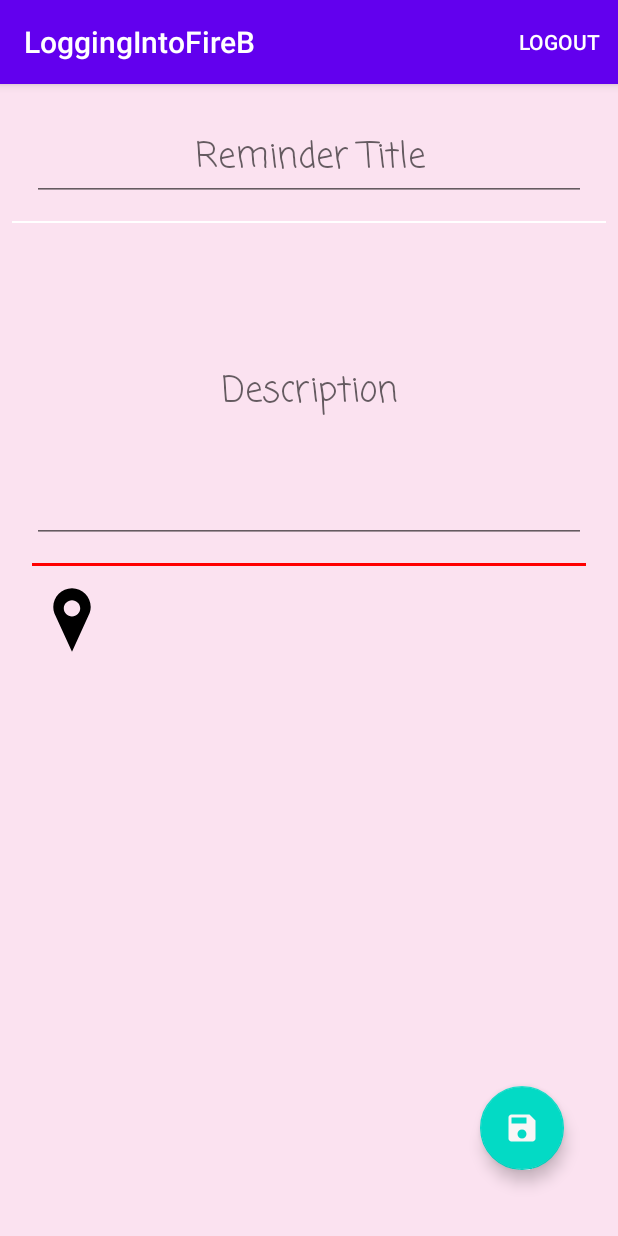
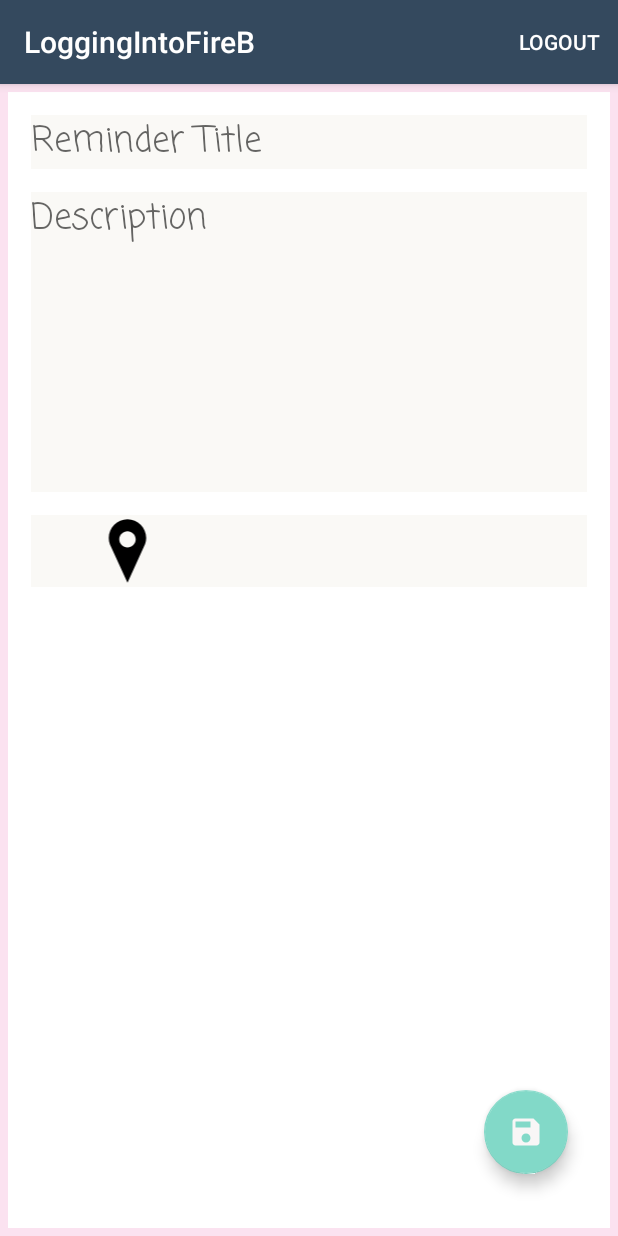
Before and after one commit to ba87688/Firebase-Map, an Android app: the fragment SavingReminderFragment placed in its activity, on a phone screen of 412 x 824 dp. Run offline under Robolectric (Android 15) with nearby library versions, the phone set to English and light mode, and no system bars; our stand-ins replace Dagger/Hilt's generated code, Firebase (no records; nobody signed in at launch, a user with empty details on screens opened directly), Room's generated code, navigation-ui; libraries missing offline, so code that uses them is left out: com.firebase.ui; 4 statements that could not run were skipped.

Commit message:
color edits

```diff
--- a/app/src/main/java/com/example2/roomapp/MainActivity.kt
+++ b/app/src/main/java/com/example2/roomapp/MainActivity.kt
@@ -3,6 +3,10 @@ package com.example2.roomapp
 import androidx.appcompat.app.AppCompatActivity
 import android.os.Bundle
 import androidx.databinding.DataBindingUtil
+import androidx.navigation.NavController
+import androidx.navigation.fragment.NavHostFragment
+import androidx.navigation.fragment.findNavController
+import androidx.navigation.ui.setupActionBarWithNavController
 import com.example2.roomapp.databinding.ActivityMainBinding
 import dagger.hilt.android.AndroidEntryPoint
 
@@ -14,10 +18,12 @@ class MainActivity : AppCompatActivity() {
 
     override fun onCreate(savedInstanceState: Bundle?) {
         super.onCreate(savedInstanceState)
+        binding = ActivityMainBinding.inflate(layoutInflater)
 
 
-        binding = ActivityMainBinding.inflate(layoutInflater)
 
         setContentView(binding.root)
     }
+
+
 }
--- a/app/src/main/java/com/example2/roomapp/fragments/login/LoginFragment.kt
+++ b/app/src/main/java/com/example2/roomapp/fragments/login/LoginFragment.kt
@@ -43,7 +43,7 @@ class LoginFragment : Fragment() {
         _binding = FragmentLoginBinding.inflate(inflater, container, false)
 
 
-        val viewModelFactory = LoginViewModelFactory ( db, application)
+        val viewModelFactory = LoginViewModelFactory ( db, application,null,this)
         viewModel = ViewModelProvider(this, viewModelFactory).get(LoginViewModel::class.java)
 
 
--- a/app/src/main/java/com/example2/roomapp/fragments/reminderlist/RemindersFragment.kt
+++ b/app/src/main/java/com/example2/roomapp/fragments/reminderlist/RemindersFragment.kt
@@ -59,7 +59,7 @@ class RemindersFragment : Fragment(), RemainderRecyclerViewAdapter.OnItemClickLi
         _binding = FragmentRemindersBinding.inflate(inflater, container, false)
 
 
-        val viewModelFactory = LoginViewModelFactory(datasource, application)
+        val viewModelFactory = LoginViewModelFactory(datasource, application,null,this)
         viewModel = ViewModelProvider(this, viewModelFactory).get(LoginViewModel::class.java)
 
 
--- a/app/src/main/java/com/example2/roomapp/fragments/reminderlist/detaileditreminder/EditReminderFragment.kt
+++ b/app/src/main/java/com/example2/roomapp/fragments/reminderlist/detaileditreminder/EditReminderFragment.kt
@@ -1,5 +1,6 @@
 package com.example2.roomapp.fragments.reminderlist.detaileditreminder
 
+import android.app.Application
 import android.os.Bundle
 import android.util.Log
 import androidx.fragment.app.Fragment
@@ -28,10 +29,10 @@ class EditReminderFragment : Fragment() {
 
     val args: EditReminderFragmentArgs by navArgs()
 
-
     @Inject
     lateinit var db:RemindersDatabase
-
+    @Inject
+    lateinit var application: Application
 
     override fun onCreateView(
         inflater: LayoutInflater, container: ViewGroup?,
@@ -40,9 +41,7 @@ class EditReminderFragment : Fragment() {
         // Inflate the layout for this fragment
         _binding = FragmentEditReminderBinding.inflate(inflater, container, false)
 
-        val application = requireNotNull(this.activity).application
-//        val dataSource = RemindersDatabase.getDatabase(application)
-        val viewModelFactory = LoginViewModelFactory(db, application)
+        val viewModelFactory = LoginViewModelFactory(db, application,null,this)
         viewModel = ViewModelProvider(this, viewModelFactory).get(LoginViewModel::class.java)
 
         val reminder = args.reminderToEdit
--- a/app/src/main/java/com/example2/roomapp/fragments/savingfragment/SavingReminderFragment.kt
+++ b/app/src/main/java/com/example2/roomapp/fragments/savingfragment/SavingReminderFragment.kt
@@ -15,7 +15,7 @@ import androidx.room.Room
 import com.example2.roomapp.R
 import com.example2.roomapp.data.Reminder
 import com.example2.roomapp.data.database.RemindersDatabase
-import com.example2.roomapp.databinding.FragmentSavingReminderObjectBinding
+import com.example2.roomapp.databinding.FragmentSavingDetailsBinding
 import com.example2.roomapp.viewmodels.login.LoginViewModel
 import com.example2.roomapp.viewmodels.login.LoginViewModelFactory
 import com.google.android.gms.maps.model.LatLng
@@ -27,7 +27,7 @@ import javax.inject.Inject
 @AndroidEntryPoint
 class SavingReminderFragment : Fragment() {
 
-    private var _binding: FragmentSavingReminderObjectBinding? = null
+    private var _binding: FragmentSavingDetailsBinding? = null
     private val binding get() = _binding!!
 
     private lateinit var viewModel: LoginViewModel
@@ -46,16 +46,15 @@ class SavingReminderFragment : Fragment() {
         savedInstanceState: Bundle?
     ): View? {
 
-        _binding = FragmentSavingReminderObjectBinding.inflate(inflater, container, false)
+        _binding = FragmentSavingDetailsBinding.inflate(inflater, container, false)
 
-        val viewModelFactory = LoginViewModelFactory(db, application)
+        val viewModelFactory = LoginViewModelFactory(db, application,null,this)
         viewModel = ViewModelProvider(this, viewModelFactory).get(LoginViewModel::class.java)
 
 
         val reminder = args.reminder
 
         binding.tvNameOfReminderLocationEdit.text = reminder.title.toString()
-        binding.tvTitleOfReminderEdit.text = reminder.location.toString()
 
 
 
--- a/app/src/main/java/com/example2/roomapp/viewmodels/login/LoginViewModel.kt
+++ b/app/src/main/java/com/example2/roomapp/viewmodels/login/LoginViewModel.kt
@@ -7,13 +7,17 @@ import com.example2.roomapp.data.Reminder
 import com.example2.roomapp.data.database.RemindersDatabase
 import com.example2.roomapp.firebase.FirebaseUserLiveData
 import com.example2.roomapp.repository.RemindersRepository
+import dagger.assisted.Assisted
+import dagger.assisted.AssistedInject
 import dagger.hilt.android.lifecycle.HiltViewModel
 
 import kotlinx.coroutines.launch
 import javax.inject.Inject
 
-@HiltViewModel
-class LoginViewModel @Inject constructor(val database: RemindersDatabase, application: Application): AndroidViewModel(application) {
+class LoginViewModel @AssistedInject constructor(
+    @Assisted val state: SavedStateHandle,
+    val database: RemindersDatabase,
+    application: Application): AndroidViewModel(application) {
 
     var list2: List<Reminder>
     init {
--- a/app/src/main/java/com/example2/roomapp/viewmodels/login/LoginViewModelFactory.kt
+++ b/app/src/main/java/com/example2/roomapp/viewmodels/login/LoginViewModelFactory.kt
@@ -1,8 +1,12 @@
 package com.example2.roomapp.viewmodels.login
 
 import android.app.Application
+import android.os.Bundle
+import androidx.lifecycle.AbstractSavedStateViewModelFactory
+import androidx.lifecycle.SavedStateHandle
 import androidx.lifecycle.ViewModel
 import androidx.lifecycle.ViewModelProvider
+import androidx.savedstate.SavedStateRegistryOwner
 import com.example2.roomapp.data.database.RemindersDatabase
 import dagger.hilt.android.lifecycle.HiltViewModel
 import java.lang.IllegalArgumentException
@@ -10,15 +14,21 @@ import javax.inject.Inject
 
 class LoginViewModelFactory @Inject constructor(
     private val dataSource: RemindersDatabase,
-    private val application: Application
-) : ViewModelProvider.Factory {
-    override fun <T : ViewModel?> create(modelClass: Class<T>): T {
+    private val application: Application,
+    defaultArgs: Bundle? = null,
+    savedStateRegistryOwner: SavedStateRegistryOwner
+) : AbstractSavedStateViewModelFactory(savedStateRegistryOwner,defaultArgs){
 
+
+    override fun <T : ViewModel?> create(
+        key: String,
+        modelClass: Class<T>,
+        handle: SavedStateHandle
+    ): T {
         if (modelClass.isAssignableFrom(LoginViewModel::class.java)) {
-            return LoginViewModel(dataSource, application) as T
+            return LoginViewModel(handle,dataSource, application) as T
         }
-        throw IllegalArgumentException("Unknown ViewModel Class")
-    }
+        throw IllegalArgumentException("Unknown ViewModel Class")    }
 
 
 }
--- a/app/src/main/res/layout/fragment_edit_reminder.xml
+++ b/app/src/main/res/layout/fragment_edit_reminder.xml
@@ -3,8 +3,9 @@
     xmlns:app="http://schemas.android.com/apk/res-auto"
     xmlns:tools="http://schemas.android.com/tools"
     android:layout_width="match_parent"
-    android:background="@color/colorPinked"
+    android:background="@color/colorWhite"
     android:layout_height="match_parent"
+
     tools:context=".fragments.reminderlist.detaileditreminder.EditReminderFragment">
 
     <TextView
@@ -13,10 +14,13 @@
         android:layout_height="wrap_content"
         android:layout_marginTop="28dp"
         android:gravity="center"
+        android:layout_marginEnd="20dp"
+        android:layout_marginStart="20dp"
+
+        android:background="@color/offWhite"
+
         android:textColor="@color/colorBlack"
-        android:fontFamily="casual"
         android:textSize="23sp"
-
         tools:text="Name"
         app:layout_constraintEnd_toEndOf="parent"
         app:layout_constraintHorizontal_bias="0.0"
@@ -29,11 +33,11 @@
         android:layout_width="match_parent"
         android:layout_height="wrap_content"
         android:layout_marginTop="36dp"
-        android:fontFamily="casual"
-        android:gravity="center"
+        android:layout_marginEnd="20dp"
+        android:layout_marginStart="20dp"
+        android:background="@color/offWhite"
         tools:text="Name"
         android:textColor="@color/colorBlack"
-
         android:textSize="23sp"
         app:layout_constraintEnd_toEndOf="parent"
         app:layout_constraintHorizontal_bias="0.0"
@@ -42,7 +46,7 @@
 
     <ImageView
         android:id="@+id/imageView"
-        android:layout_width="wrap_content"
+        android:layout_width="0dp"
         android:layout_height="wrap_content"
         android:layout_marginStart="44dp"
         android:layout_marginTop="68dp"
@@ -53,13 +57,14 @@
 
     <TextView
         android:id="@+id/edit_place_of_reminder"
-        android:layout_width="wrap_content"
+        android:layout_width="0dp"
         android:layout_height="wrap_content"
+        android:layout_marginEnd="20dp"
+        android:layout_marginStart="10dp"
         android:textColor="@color/colorPink"
-        android:fontFamily="casual"
         android:textSize="23sp"
-
         tools:text="TextView"
+        android:background="@color/offWhite"
         app:layout_constraintBottom_toBottomOf="@+id/imageView"
         app:layout_constraintEnd_toEndOf="parent"
         app:layout_constraintHorizontal_bias="0.108"
--- /dev/null
+++ b/app/src/main/res/layout/fragment_saving_details.xml
@@ -0,0 +1,93 @@
+<?xml version="1.0" encoding="utf-8"?>
+<androidx.constraintlayout.widget.ConstraintLayout xmlns:android="http://schemas.android.com/apk/res/android"
+    xmlns:app="http://schemas.android.com/apk/res-auto"
+    xmlns:tools="http://schemas.android.com/tools"
+    android:layout_margin="5dp"
+    android:layout_width="match_parent"
+    android:background="@color/colorWhite"
+    android:layout_height="match_parent">
+
+    <EditText
+        android:id="@+id/et_reminder_title_edit"
+        android:layout_width="match_parent"
+        android:layout_height="wrap_content"
+        android:layout_margin="15dp"
+        android:layout_marginTop="28dp"
+        android:background="@color/offWhite"
+        android:ems="10"
+        android:fontFamily="casual"
+        android:hint="@string/reminder_title"
+        app:hintEnabled="false"
+        android:inputType="textPersonName"
+        android:textSize="23sp"
+        app:layout_constraintEnd_toEndOf="parent"
+        app:layout_constraintHorizontal_bias="0.533"
+        app:layout_constraintStart_toStartOf="parent"
+        app:layout_constraintTop_toTopOf="parent" />
+
+    <EditText
+        android:id="@+id/et_reminder_description_edit"
+        android:layout_width="match_parent"
+        android:layout_height="200dp"
+        android:layout_marginTop="16dp"
+        android:layout_margin="15dp"
+        android:background="@color/offWhite"
+        android:gravity="top"
+        android:focusableInTouchMode="true"
+        android:ems="10"
+        android:fontFamily="casual"
+        android:hint="@string/description"
+        android:inputType="textPersonName"
+        android:textSize="23sp"
+        app:layout_constraintEnd_toEndOf="parent"
+        app:layout_constraintHorizontal_bias="0.0"
+        app:layout_constraintStart_toStartOf="parent"
+        app:layout_constraintTop_toBottomOf="@+id/et_reminder_title_edit" />
+
+    <LinearLayout
+        android:layout_width="match_parent"
+        android:layout_height="wrap_content"
+        android:layout_marginTop="15dp"
+        android:orientation="horizontal"
+        android:layout_margin="15dp"
+        android:background="@color/offWhite"
+        android:weightSum="100"
+        app:layout_constraintBottom_toBottomOf="parent"
+        app:layout_constraintEnd_toEndOf="parent"
+        app:layout_constraintHorizontal_bias="0.0"
+        app:layout_constraintStart_toStartOf="parent"
+        app:layout_constraintTop_toBottomOf="@+id/et_reminder_description_edit"
+        app:layout_constraintVertical_bias="0.0">
+
+        <ImageView
+            android:layout_width="wrap_content"
+            android:layout_height="wrap_content"
+            android:layout_gravity="center"
+            android:layout_weight="25"
+            android:id="@+id/imageView_edit"
+            android:src="@drawable/ic_location" />
+
+
+        <TextView
+            android:id="@+id/tv_name_of_reminder_location_edit"
+            android:layout_width="wrap_content"
+            android:layout_height="wrap_content"
+            android:layout_gravity="center"
+            android:textColor="@color/colorBlack"
+            android:textSize="17sp"
+            android:layout_weight="75"
+            tools:text="HIIIIIIIII" />
+
+    </LinearLayout>
+
+    <com.google.android.material.floatingactionbutton.FloatingActionButton
+        android:id="@+id/floatingActionButton_save"
+        android:layout_width="wrap_content"
+        android:layout_height="wrap_content"
+        android:layout_marginEnd="28dp"
+        android:layout_marginBottom="36dp"
+        android:clickable="true"
+        android:src="@drawable/ic_saving"
+        app:layout_constraintBottom_toBottomOf="parent"
+        app:layout_constraintEnd_toEndOf="parent"/>
+</androidx.constraintlayout.widget.ConstraintLayout>
--- a/app/src/main/res/layout/fragment_saving_reminder_object.xml
+++ /dev/null
@@ -1,118 +0,0 @@
-<?xml version="1.0" encoding="utf-8"?>
-<androidx.constraintlayout.widget.ConstraintLayout xmlns:android="http://schemas.android.com/apk/res/android"
-    xmlns:app="http://schemas.android.com/apk/res-auto"
-    xmlns:tools="http://schemas.android.com/tools"
-    android:layout_width="match_parent"
-    android:layout_height="match_parent"
-    android:background="@color/colorPinked"
-
-    android:layout_margin="8dp"
-    tools:context=".fragments.savingfragment.SavingReminderFragment">
-
-    <EditText
-        android:id="@+id/et_reminder_title_edit"
-        android:layout_width="match_parent"
-        android:layout_height="wrap_content"
-        android:ems="10"
-        android:gravity="center"
-        android:layout_margin="13dp"
-        android:textColor="@color/colorPink"
-        android:fontFamily="casual"
-        android:textSize="23sp"
-        android:hint="@string/reminder_title"
-        android:inputType="text"
-        app:layout_constraintEnd_toEndOf="parent"
-        app:layout_constraintHorizontal_bias="0.5"
-        app:layout_constraintStart_toStartOf="parent"
-        app:layout_constraintTop_toTopOf="parent" />
-
-    <View
-        android:id="@+id/divider"
-        android:layout_width="409dp"
-        android:layout_height="1dp"
-        android:layout_margin="13dp"
-
-        android:layout_marginTop="10dp"
-        android:background="@color/colorWhite"
-        app:layout_constraintEnd_toEndOf="parent"
-        app:layout_constraintStart_toStartOf="parent"
-        app:layout_constraintTop_toBottomOf="@+id/et_reminder_title_edit" />
-
-    <EditText
-        android:id="@+id/et_reminder_description_edit"
-        android:layout_width="match_parent"
-        android:layout_height="200dp"
-        android:layout_marginTop="28dp"
-        android:ems="10"
-        android:layout_margin="13dp"
-        android:gravity="center"
-        android:textColor="@color/colorPink"
-        android:fontFamily="casual"
-        android:textSize="23sp"
-        android:hint="@string/description"
-        android:inputType="text"
-        app:layout_constraintEnd_toEndOf="parent"
-        app:layout_constraintHorizontal_bias="0.0"
-        app:layout_constraintStart_toStartOf="parent"
-        app:layout_constraintTop_toBottomOf="@+id/divider" />
-
-    <View
-        android:id="@+id/divider2"
-        android:layout_width="match_parent"
-        android:layout_height="2dp"
-        android:layout_margin="13dp"
-
-        android:background="@color/colorRed"
-        app:layout_constraintEnd_toEndOf="parent"
-        app:layout_constraintStart_toStartOf="parent"
-        app:layout_constraintTop_toBottomOf="@+id/et_reminder_description_edit" />
-
-    <ImageView
-        android:id="@+id/imageView_edit"
-        android:layout_width="wrap_content"
-        android:layout_height="wrap_content"
-        android:layout_marginStart="16dp"
-        android:layout_marginTop="12dp"
-        android:src="@drawable/ic_location"
-        app:layout_constraintStart_toStartOf="parent"
-        app:layout_constraintTop_toBottomOf="@+id/divider2" />
-
-    <TextView
-        android:id="@+id/tv_title_of_reminder_edit"
-        android:layout_width="wrap_content"
-        android:layout_height="wrap_content"
-        android:layout_marginStart="24dp"
-        android:textColor="@color/colorPink"
-        android:fontFamily="casual"
-        android:textSize="23sp"
-        app:layout_constraintBottom_toBottomOf="@+id/imageView_edit"
-        app:layout_constraintStart_toEndOf="@+id/imageView_edit"
-        app:layout_constraintTop_toTopOf="@+id/imageView_edit"
-        app:layout_constraintVertical_bias="0.517" />
-
-    <TextView
-        android:id="@+id/tv_name_of_reminder_location_edit"
-        android:layout_width="59dp"
-        android:layout_height="17dp"
-        android:textColor="@color/colorPink"
-        android:fontFamily="casual"
-        android:textSize="13sp"
-        app:layout_constraintBottom_toBottomOf="@+id/imageView_edit"
-        app:layout_constraintEnd_toEndOf="parent"
-        app:layout_constraintHorizontal_bias="0.784"
-        app:layout_constraintStart_toEndOf="@+id/tv_title_of_reminder_edit"
-        app:layout_constraintTop_toTopOf="@+id/imageView_edit"
-        app:layout_constraintVertical_bias="0.548" />
-
-    <com.google.android.material.floatingactionbutton.FloatingActionButton
-        android:id="@+id/floatingActionButton_save"
-        android:layout_width="wrap_content"
-        android:layout_height="wrap_content"
-        android:layout_marginEnd="28dp"
-        android:layout_marginBottom="36dp"
-        android:clickable="true"
-        android:src="@drawable/ic_saving"
-        app:layout_constraintBottom_toBottomOf="parent"
-        app:layout_constraintEnd_toEndOf="parent" />
-
-</androidx.constraintlayout.widget.ConstraintLayout>
--- a/app/src/main/res/layout/reminder_list.xml
+++ b/app/src/main/res/layout/reminder_list.xml
@@ -27,7 +27,9 @@
             android:layout_height="wrap_content"
             android:layout_marginStart="16dp"
             android:padding="5dp"
-            android:text="HELLO SIRE"
+            android:textSize="18sp"
+            android:textColor="@color/colorBlack"
+            tools:text="HELLO SIRE"
             app:layout_constraintBottom_toBottomOf="parent"
             app:layout_constraintStart_toStartOf="parent"
             app:layout_constraintTop_toTopOf="parent" />
@@ -39,7 +41,8 @@
             android:layout_marginEnd="48dp"
             android:padding="5dp"
             android:textColor="@color/colorPink"
-            android:text="HELLO SIREdddd"
+            tools:text="HELLO SIREdddd"
+            android:textSize="15sp"
             app:layout_constraintBottom_toBottomOf="@+id/tv_name"
             app:layout_constraintEnd_toEndOf="parent"
             app:layout_constraintHorizontal_bias="1.0"
--- a/app/src/main/res/navigation/nav_graph.xml
+++ b/app/src/main/res/navigation/nav_graph.xml
@@ -8,8 +8,8 @@
     <fragment
         android:id="@+id/loginFragment"
         android:name="com.example2.roomapp.fragments.login.LoginFragment"
-        android:label="fragment_login"
-        tools:layout="@layout/fragment_login" >
+        android:label="Welcome"
+        tools:layout="@layout/fragment_login">
 
         <action
             android:id="@+id/action_loginFragment_to_remindersFragment"
--- a/app/src/main/res/values/colors.xml
+++ b/app/src/main/res/values/colors.xml
@@ -1,9 +1,5 @@
 <?xml version="1.0" encoding="utf-8"?>
 <resources>
-    <color name="colorPrimary">#6200EE</color>
-    <color name="colorPrimaryDark">#3700B3</color>
-    <color name="colorAccent">#03DAC5</color>
-
 
 
     <color name="colorRed">#ff0000</color>
@@ -12,4 +8,14 @@
     <color name="colorBlack">#212121</color>
     <color name="colorWhite">#FFFFFF</color>
     <color name="colorGrey">#D3D3D3</color>
+
+
+    <color name="colorPrimary">#34495e</color>
+    <color name="colorPrimaryDark">#1d3747</color>
+    <color name="colorAccent">#82d9c8</color>
+    <color name="gray50">#7F7F7F</color>
+    <color name="eggColor">#FFFDD0</color>
+    <color name="cornSilk">#FFF8DC</color>
+    <color name="ivory">#FFFFF0</color>
+    <color name="offWhite">#FAF9F6</color>
 </resources>
```
